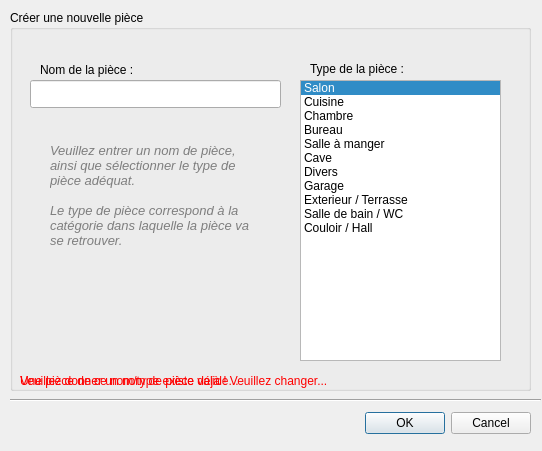
Before: the Qt Designer form data/DialogNewRoom.ui in calaos/calaos_installer, drawn with Qt 5.
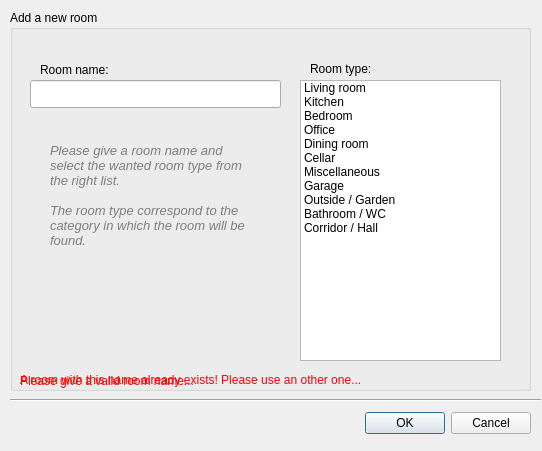
After: the same form once the commit is applied. Icons and pictures are not drawn.

What changed in the file:
```diff
--- a/data/DialogNewRoom.ui
+++ b/data/DialogNewRoom.ui
@@ -83,7 +83,7 @@
     </rect>
    </property>
    <property name="title">
-    <string>Créer une nouvelle pièce</string>
+    <string>Add a new room</string>
    </property>
    <widget class="QLabel" name="label_2">
     <property name="geometry">
@@ -95,7 +95,7 @@
      </rect>
     </property>
     <property name="text">
-     <string>Type de la pièce :</string>
+     <string>Room type:</string>
     </property>
    </widget>
    <widget class="QLabel" name="label">
@@ -108,7 +108,7 @@
      </rect>
     </property>
     <property name="text">
-     <string>Nom de la pièce :</string>
+     <string>Room name:</string>
     </property>
    </widget>
    <widget class="QLineEdit" name="edit_name">
@@ -134,11 +134,11 @@
      <bool>true</bool>
     </property>
     <property name="currentRow">
-     <number>0</number>
+     <number>-1</number>
     </property>
     <item>
      <property name="text">
-      <string>Salon</string>
+      <string>Living room</string>
      </property>
      <property name="flags">
       <set>ItemIsSelectable|ItemIsUserCheckable|ItemIsEnabled</set>
@@ -146,32 +146,32 @@
     </item>
     <item>
      <property name="text">
-      <string>Cuisine</string>
+      <string>Kitchen</string>
      </property>
     </item>
     <item>
      <property name="text">
-      <string>Chambre</string>
+      <string>Bedroom</string>
      </property>
     </item>
     <item>
      <property name="text">
-      <string>Bureau</string>
+      <string>Office</string>
      </property>
     </item>
     <item>
      <property name="text">
-      <string>Salle à manger</string>
+      <string>Dining room</string>
      </property>
     </item>
     <item>
      <property name="text">
-      <string>Cave</string>
+      <string>Cellar</string>
      </property>
     </item>
     <item>
      <property name="text">
-      <string>Divers</string>
+      <string>Miscellaneous</string>
      </property>
     </item>
     <item>
@@ -181,17 +181,17 @@
     </item>
     <item>
      <property name="text">
-      <string>Exterieur / Terrasse</string>
+      <string>Outside / Garden</string>
      </property>
     </item>
     <item>
      <property name="text">
-      <string>Salle de bain / WC</string>
+      <string>Bathroom / WC</string>
      </property>
     </item>
     <item>
      <property name="text">
-      <string>Couloir / Hall</string>
+      <string>Corridor / Hall</string>
      </property>
     </item>
    </widget>
@@ -277,10 +277,10 @@
      <string>&lt;!DOCTYPE HTML PUBLIC &quot;-//W3C//DTD HTML 4.0//EN&quot; &quot;http://www.w3.org/TR/REC-html40/strict.dtd&quot;&gt;
 &lt;html&gt;&lt;head&gt;&lt;meta name=&quot;qrichtext&quot; content=&quot;1&quot; /&gt;&lt;style type=&quot;text/css&quot;&gt;
 p, li { white-space: pre-wrap; }
-&lt;/style&gt;&lt;/head&gt;&lt;body style=&quot; font-family:'DejaVu Sans'; font-size:10pt; font-weight:400; font-style:normal;&quot;&gt;
-&lt;p style=&quot; margin-top:0px; margin-bottom:0px; margin-left:0px; margin-right:0px; -qt-block-indent:0; text-indent:0px;&quot;&gt;&lt;span style=&quot; font-style:italic;&quot;&gt;Veuillez entrer un nom de pièce, ainsi que sélectionner le type de pièce adéquat.&lt;/span&gt;&lt;/p&gt;
-&lt;p style=&quot;-qt-paragraph-type:empty; margin-top:0px; margin-bottom:0px; margin-left:0px; margin-right:0px; -qt-block-indent:0; text-indent:0px; font-style:italic;&quot;&gt;&lt;/p&gt;
-&lt;p style=&quot; margin-top:0px; margin-bottom:0px; margin-left:0px; margin-right:0px; -qt-block-indent:0; text-indent:0px;&quot;&gt;&lt;span style=&quot; font-style:italic;&quot;&gt;Le type de pièce correspond à la catégorie dans laquelle la pièce va se retrouver.&lt;/span&gt;&lt;/p&gt;&lt;/body&gt;&lt;/html&gt;</string>
+&lt;/style&gt;&lt;/head&gt;&lt;body style=&quot; font-family:'MS Shell Dlg 2'; font-size:8pt; font-weight:400; font-style:italic;&quot;&gt;
+&lt;p style=&quot; margin-top:0px; margin-bottom:0px; margin-left:0px; margin-right:0px; -qt-block-indent:0; text-indent:0px;&quot;&gt;&lt;span style=&quot; font-family:'DejaVu Sans'; font-size:10pt;&quot;&gt;Please give a room name and select the wanted room type from the right list.&lt;/span&gt;&lt;/p&gt;
+&lt;p style=&quot;-qt-paragraph-type:empty; margin-top:0px; margin-bottom:0px; margin-left:0px; margin-right:0px; -qt-block-indent:0; text-indent:0px; font-family:'DejaVu Sans'; font-size:10pt;&quot;&gt;&lt;br /&gt;&lt;/p&gt;
+&lt;p style=&quot; margin-top:0px; margin-bottom:0px; margin-left:0px; margin-right:0px; -qt-block-indent:0; text-indent:0px;&quot;&gt;&lt;span style=&quot; font-family:'DejaVu Sans'; font-size:10pt;&quot;&gt;The room type correspond to the category in which the room will be found.&lt;/span&gt;&lt;/p&gt;&lt;/body&gt;&lt;/html&gt;</string>
     </property>
     <property name="textFormat">
      <enum>Qt::AutoText</enum>
@@ -342,7 +342,7 @@
      </palette>
     </property>
     <property name="text">
-     <string>Une pièce de ce nom/type existe déjà ! Veuillez changer...</string>
+     <string>&lt;html&gt;&lt;head/&gt;&lt;body&gt;&lt;p&gt;A room with this name already exists! Please use an other one...&lt;/p&gt;&lt;/body&gt;&lt;/html&gt;</string>
     </property>
    </widget>
    <widget class="QLabel" name="label_error_empty">
@@ -398,7 +398,7 @@
      </palette>
     </property>
     <property name="text">
-     <string>Veuillez donner un nom de pièce valide...</string>
+     <string>Please give a valid room name...</string>
     </property>
    </widget>
   </widget>
```
